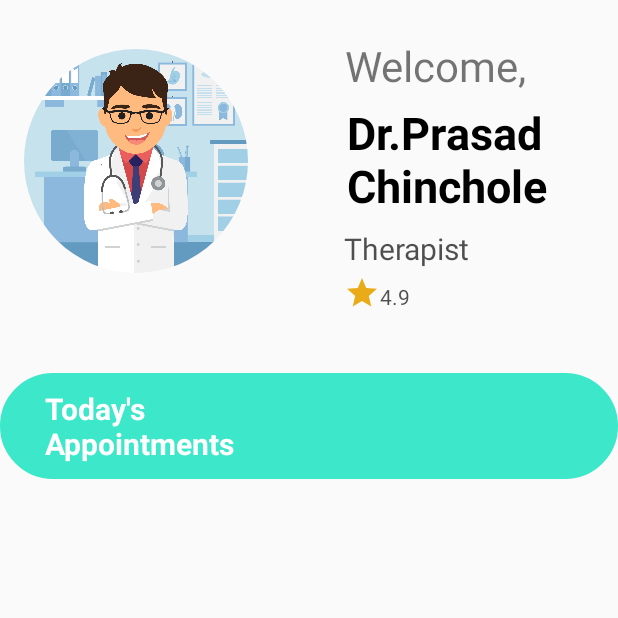
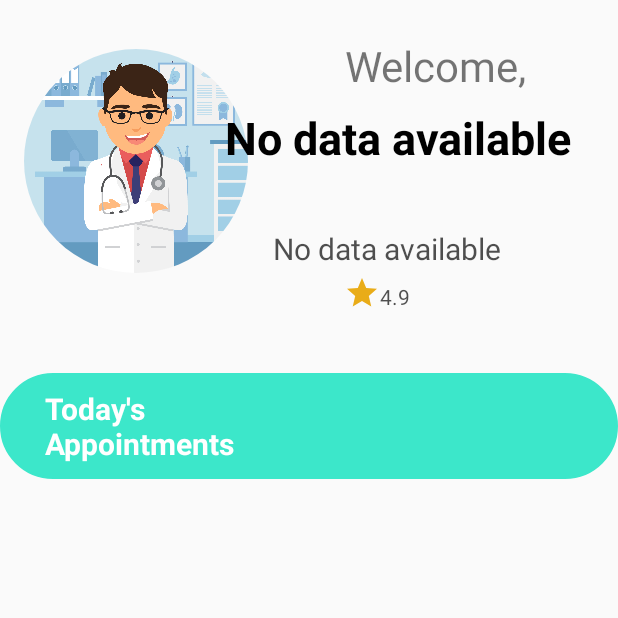
Before and after one commit to sarfaraz22shaikh/MedicareStudios, an Android app: the doctor_dashboard screen opened directly, with no data from a screen before it, on a phone screen of 412 x 824 dp, the top half of it. Run offline under Robolectric (Android 15) with nearby library versions, the phone set to English and light mode, and no system bars; our stand-ins replace CircleImageView, Firebase (no records; nobody signed in at launch, a user with empty details on screens opened directly).

Commit message:
Trial version 0.10

```diff
--- a/app/build.gradle.kts
+++ b/app/build.gradle.kts
@@ -45,7 +45,7 @@ dependencies {
     // Add the dependency for the Realtime Database library
     // When using the BoM, you don't specify versions in Firebase library dependencies
     implementation("com.google.firebase:firebase-database")
-
+    implementation ("com.jakewharton.threetenabp:threetenabp:1.4.6")
     implementation("com.loopj.android:android-async-http:1.4.9")
     implementation("androidx.appcompat:appcompat:1.7.0")
     implementation("com.airbnb.android:lottie:6.5.2")
--- a/app/src/main/java/com/developer/opdmanager/BookingsAdapter.java
+++ b/app/src/main/java/com/developer/opdmanager/BookingsAdapter.java
@@ -1,5 +1,7 @@
 package com.developer.opdmanager;
 
+import android.annotation.SuppressLint;
+import android.util.Log;
 import android.view.LayoutInflater;
 import android.view.View;
 import android.view.ViewGroup;
@@ -9,14 +11,23 @@ import androidx.recyclerview.widget.RecyclerView;
 
 import com.developer.opdmanager.Booking;
 import com.google.android.material.imageview.ShapeableImageView;
+import com.google.firebase.Timestamp;
 import com.google.firebase.firestore.FirebaseFirestore;
 import com.google.firebase.firestore.QueryDocumentSnapshot;
+
 import java.util.ArrayList;
 import java.util.List;
+import org.threeten.bp.LocalDate;
+import org.threeten.bp.format.DateTimeFormatter;
 
 public class BookingsAdapter extends RecyclerView.Adapter<BookingsAdapter.ViewHolder> {
     private List<Booking> bookingList = new ArrayList<>();
     private FirebaseFirestore db;
+
+    LocalDate today = LocalDate.now();
+    DateTimeFormatter formatter = DateTimeFormatter.ofPattern("yyyy-MM-dd");
+    String todayString = today.format(formatter);
+
 
     public BookingsAdapter() {
         db = FirebaseFirestore.getInstance();
@@ -26,6 +37,7 @@ public class BookingsAdapter extends RecyclerView.Adapter<BookingsAdapter.ViewHo
     private void fetchDoctorAppointments(String doctorId) {
         db.collection("Appointments")
                 .whereEqualTo("doctorId", doctorId)
+                .whereEqualTo("date", todayString)
                 .get()
                 .addOnCompleteListener(task -> {
                     if (task.isSuccessful()) {
@@ -48,12 +60,6 @@ public class BookingsAdapter extends RecyclerView.Adapter<BookingsAdapter.ViewHo
                     }
                 });
     }
-
-
-
-
-
-
     @NonNull
     @Override
     public ViewHolder onCreateViewHolder(@NonNull ViewGroup parent, int viewType) {
--- a/app/src/main/java/com/developer/opdmanager/MainActivity.java
+++ b/app/src/main/java/com/developer/opdmanager/MainActivity.java
@@ -5,6 +5,7 @@ import android.os.Bundle;
 import androidx.appcompat.app.AppCompatActivity;
 import android.view.View;
 import android.widget.Button;
+import com.jakewharton.threetenabp.AndroidThreeTen;
 
 public class MainActivity extends AppCompatActivity {
 
@@ -13,6 +14,7 @@ public class MainActivity extends AppCompatActivity {
     @Override
     protected void onCreate(Bundle savedInstanceState) {
         super.onCreate(savedInstanceState);
+        AndroidThreeTen.init(this);
         setContentView(R.layout.activity_main);
         optionDoctor = findViewById(R.id.optionDoctor);
         optionPatient = findViewById(R.id.optionPatient);
--- a/app/src/main/java/com/developer/opdmanager/doctor_dashboard.java
+++ b/app/src/main/java/com/developer/opdmanager/doctor_dashboard.java
@@ -38,6 +38,7 @@ public class doctor_dashboard extends AppCompatActivity {
     private RecyclerView recyclerView;
     public TextView doctorName;
     private String userId;
+    private TextView specialization;
     protected void onCreate(Bundle savedInstanceState) {
         super.onCreate(savedInstanceState);
         setContentView(R.layout.doctor_dashboard);
@@ -47,20 +48,53 @@ public class doctor_dashboard extends AppCompatActivity {
         TextView textView = findViewById(R.id.formaltext);
         textView.setText(spannableString);
         doctorName = findViewById(R.id.doctor_name);
-        TextView specialization = findViewById(R.id.specialization);
+        specialization = findViewById(R.id.specialization);
         recyclerView = findViewById(R.id.favoritesRecyclerView);
 
-        FirebaseAuth auth = FirebaseAuth.getInstance();
-        FirebaseFirestore db = FirebaseFirestore.getInstance();
+        fetchDoctorData();
 
-        FirebaseUser currentUser = auth.getCurrentUser();
-        if (currentUser != null) {
-            String userId = currentUser.getUid(); // Get user ID
-
-        }
         BookingsAdapter adapter = new BookingsAdapter();
         recyclerView.setAdapter(adapter);
         recyclerView.setLayoutManager(new LinearLayoutManager(this));
 
+
     }
+    private void fetchDoctorData() {
+        FirebaseAuth auth = FirebaseAuth.getInstance();
+        FirebaseUser currentUser = auth.getCurrentUser();
+
+        if (currentUser != null) {
+            String userId = currentUser.getUid();
+            Log.d("FirestoreFetch", "Fetching data for User ID: " + userId);
+
+            FirebaseFirestore db = FirebaseFirestore.getInstance();
+            db.collection("doctors").document(userId).get()
+                    .addOnSuccessListener(documentSnapshot -> {
+                        if (documentSnapshot.exists()) {
+                            String name = documentSnapshot.getString("name");
+                            String speciality = documentSnapshot.getString("specialization");
+                            if (name != null) {
+                                String[] nameParts = name.split(" ",2);
+                                specialization.setText(speciality);
+                                if (nameParts.length > 1) {
+                                    doctorName.setText("Dr." + nameParts[0] + "\n" + nameParts[1]);
+                                } else {
+                                    doctorName.setText(name);
+                                }
+                            } else {
+                                doctorName.setText("No name found");
+                                specialization.setText("No name found");
+                            }
+                        } else {
+                            doctorName.setText("No data available");
+                            specialization.setText("No data available");
+                            Log.e("FirestoreData", "No document found for userId: " + userId);
+                        }
+                    })
+                    .addOnFailureListener(e -> Log.e("FirestoreError", "Error fetching data", e));
+        } else {
+            Log.e("FirestoreFetch", "No user is logged in");
+        }
+    }
+
 }
```
Also changed, not shown: app/src/main/java/com/developer/opdmanager/doctor_registration.java (+7 -1 lines).
